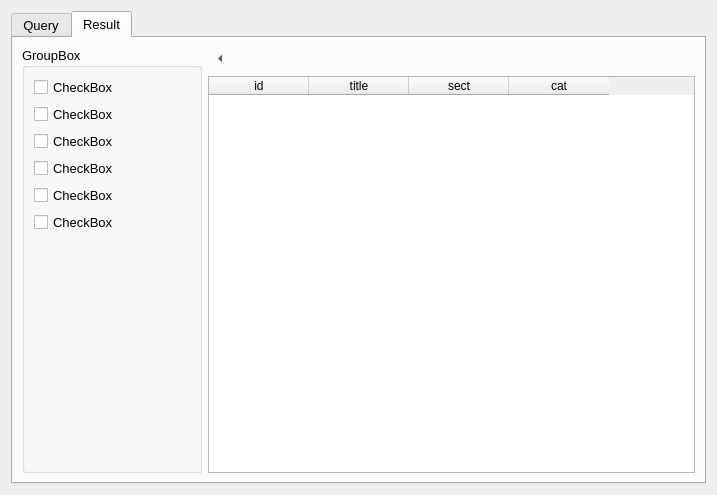
Old version of the form librarian/search.ui in the repository Skyrim78/Librarian.
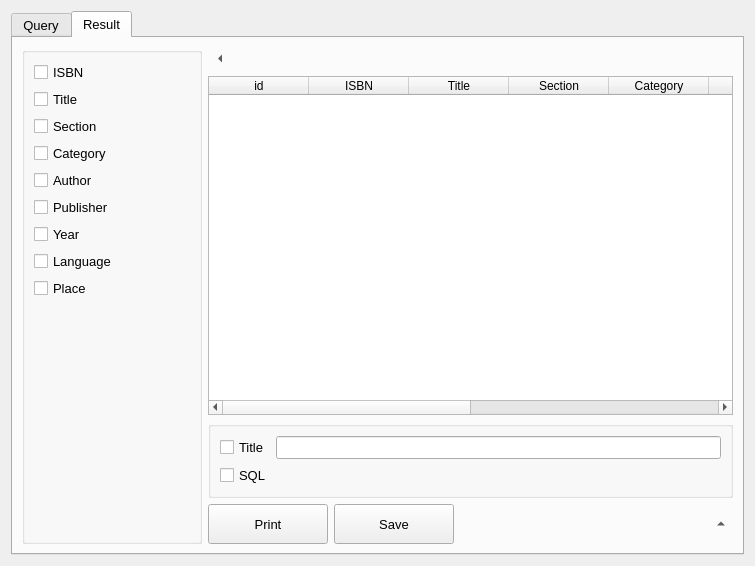
New version of the form. The open tabs and pages were chosen to show the change.

Commit message:
closed search
Закончена разработка конструктора запросов, реализована печать,
сохранение не готово

The edit to the form file:
```diff
--- a/librarian/search.ui
+++ b/librarian/search.ui
@@ -6,8 +6,8 @@
    <rect>
     <x>0</x>
     <y>0</y>
-    <width>717</width>
-    <height>495</height>
+    <width>755</width>
+    <height>566</height>
    </rect>
   </property>
   <property name="font">
@@ -16,9 +16,9 @@
    </font>
   </property>
   <property name="windowTitle">
-   <string>Dialog</string>
+   <string>Search</string>
   </property>
-  <layout class="QGridLayout" name="gridLayout_3">
+  <layout class="QGridLayout" name="gridLayout_2">
    <item row="0" column="0">
     <widget class="QTabWidget" name="tabWidget">
      <property name="currentIndex">
@@ -28,8 +28,8 @@
       <attribute name="title">
        <string>Query</string>
       </attribute>
-      <layout class="QGridLayout" name="gridLayout_2">
-       <item row="0" column="0">
+      <layout class="QHBoxLayout" name="horizontalLayout_8">
+       <item>
         <widget class="QListWidget" name="listWidget_tables">
          <property name="maximumSize">
           <size>
@@ -119,7 +119,7 @@
          </item>
         </widget>
        </item>
-       <item row="0" column="1">
+       <item>
         <layout class="QVBoxLayout" name="verticalLayout_2">
          <item>
           <widget class="QGroupBox" name="groupBox_search">
@@ -198,7 +198,7 @@
                </layout>
               </item>
               <item>
-               <layout class="QHBoxLayout" name="horizontalLayout_2">
+               <layout class="QHBoxLayout" name="horizontalLayout_7">
                 <item>
                  <widget class="QRadioButton" name="radioButton_and">
                   <property name="text">
@@ -233,14 +233,14 @@
                  <widget class="QPushButton" name="pushButton_add">
                   <property name="minimumSize">
                    <size>
-                    <width>120</width>
-                    <height>40</height>
+                    <width>80</width>
+                    <height>30</height>
                    </size>
                   </property>
                   <property name="maximumSize">
                    <size>
-                    <width>120</width>
-                    <height>40</height>
+                    <width>80</width>
+                    <height>30</height>
                    </size>
                   </property>
                   <property name="text">
@@ -249,24 +249,113 @@
                  </widget>
                 </item>
                 <item>
-                 <widget class="QPushButton" name="pushButton_del">
+                 <spacer name="horizontalSpacer_7">
+                  <property name="orientation">
+                   <enum>Qt::Horizontal</enum>
+                  </property>
+                  <property name="sizeHint" stdset="0">
+                   <size>
+                    <width>40</width>
+                    <height>20</height>
+                   </size>
+                  </property>
+                 </spacer>
+                </item>
+               </layout>
+              </item>
+              <item>
+               <widget class="QTableWidget" name="tableWidget_pre_items">
+                <property name="editTriggers">
+                 <set>QAbstractItemView::NoEditTriggers</set>
+                </property>
+                <property name="alternatingRowColors">
+                 <bool>true</bool>
+                </property>
+                <attribute name="horizontalHeaderVisible">
+                 <bool>false</bool>
+                </attribute>
+                <attribute name="horizontalHeaderStretchLastSection">
+                 <bool>true</bool>
+                </attribute>
+                <attribute name="verticalHeaderVisible">
+                 <bool>false</bool>
+                </attribute>
+                <attribute name="verticalHeaderDefaultSectionSize">
+                 <number>23</number>
+                </attribute>
+                <column>
+                 <property name="text">
+                  <string>items</string>
+                 </property>
+                </column>
+               </widget>
+              </item>
+              <item>
+               <layout class="QHBoxLayout" name="horizontalLayout_2">
+                <item>
+                 <spacer name="horizontalSpacer_5">
+                  <property name="orientation">
+                   <enum>Qt::Horizontal</enum>
+                  </property>
+                  <property name="sizeHint" stdset="0">
+                   <size>
+                    <width>40</width>
+                    <height>20</height>
+                   </size>
+                  </property>
+                 </spacer>
+                </item>
+                <item>
+                 <widget class="QPushButton" name="pushButton_ok">
                   <property name="minimumSize">
                    <size>
-                    <width>120</width>
-                    <height>40</height>
+                    <width>80</width>
+                    <height>30</height>
                    </size>
                   </property>
                   <property name="maximumSize">
                    <size>
-                    <width>120</width>
-                    <height>40</height>
+                    <width>80</width>
+                    <height>30</height>
                    </size>
                   </property>
                   <property name="text">
-                   <string>del</string>
+                   <string>OK</string>
                   </property>
                  </widget>
                 </item>
+                <item>
+                 <widget class="QPushButton" name="pushButton_cancel">
+                  <property name="minimumSize">
+                   <size>
+                    <width>80</width>
+                    <height>30</height>
+                   </size>
+                  </property>
+                  <property name="maximumSize">
+                   <size>
+                    <width>80</width>
+                    <height>30</height>
+                   </size>
+                  </property>
+                  <property name="text">
+                   <string>Cancel</string>
+                  </property>
+                 </widget>
+                </item>
+                <item>
+                 <spacer name="horizontalSpacer_6">
+                  <property name="orientation">
+                   <enum>Qt::Horizontal</enum>
+                  </property>
+                  <property name="sizeHint" stdset="0">
+                   <size>
+                    <width>40</width>
+                    <height>20</height>
+                   </size>
+                  </property>
+                 </spacer>
+                </item>
                </layout>
               </item>
              </layout>
@@ -385,7 +474,7 @@
       </attribute>
       <layout class="QGridLayout" name="gridLayout_5">
        <item row="0" column="0">
-        <layout class="QHBoxLayout" name="horizontalLayout_6">
+        <layout class="QHBoxLayout" name="horizontalLayout_10">
          <item>
           <widget class="QGroupBox" name="groupBox_column">
            <property name="minimumSize">
@@ -401,50 +490,71 @@
             </size>
            </property>
            <property name="title">
-            <string>GroupBox</string>
+            <string/>
            </property>
            <layout class="QGridLayout" name="gridLayout_4">
             <item row="0" column="0">
              <layout class="QVBoxLayout" name="verticalLayout_3">
               <item>
-               <widget class="QCheckBox" name="checkBox_2">
+               <widget class="QCheckBox" name="checkBox_isbn">
                 <property name="text">
-                 <string>CheckBox</string>
+                 <string>ISBN</string>
                 </property>
                </widget>
               </item>
               <item>
-               <widget class="QCheckBox" name="checkBox_3">
+               <widget class="QCheckBox" name="checkBox_title">
                 <property name="text">
-                 <string>CheckBox</string>
+                 <string>Title</string>
                 </property>
                </widget>
               </item>
               <item>
-               <widget class="QCheckBox" name="checkBox_4">
+               <widget class="QCheckBox" name="checkBox_sect">
                 <property name="text">
-                 <string>CheckBox</string>
+                 <string>Section</string>
                 </property>
                </widget>
               </item>
               <item>
-               <widget class="QCheckBox" name="checkBox_5">
+               <widget class="QCheckBox" name="checkBox_cat">
                 <property name="text">
-                 <string>CheckBox</string>
+                 <string>Category</string>
                 </property>
                </widget>
               </item>
               <item>
-               <widget class="QCheckBox" name="checkBox_6">
+               <widget class="QCheckBox" name="checkBox_auth">
                 <property name="text">
-                 <string>CheckBox</string>
+                 <string>Author</string>
                 </property>
                </widget>
               </item>
               <item>
-               <widget class="QCheckBox" name="checkBox_7">
+               <widget class="QCheckBox" name="checkBox_pub">
                 <property name="text">
-                 <string>CheckBox</string>
+                 <string>Publisher</string>
+                </property>
+               </widget>
+              </item>
+              <item>
+               <widget class="QCheckBox" name="checkBox_year">
+                <property name="text">
+                 <string>Year</string>
+                </property>
+               </widget>
+              </item>
+              <item>
+               <widget class="QCheckBox" name="checkBox_lang">
+                <property name="text">
+                 <string>Language</string>
+                </property>
+               </widget>
+              </item>
+              <item>
+               <widget class="QCheckBox" name="checkBox_place">
+                <property name="text">
+                 <string>Place</string>
                 </property>
                </widget>
               </item>
@@ -467,7 +577,7 @@
           </widget>
          </item>
          <item>
-          <layout class="QVBoxLayout" name="verticalLayout_4">
+          <layout class="QVBoxLayout" name="verticalLayout_5">
            <item>
             <layout class="QHBoxLayout" name="horizontalLayout_5">
              <item>
@@ -475,6 +585,9 @@
                <property name="text">
                 <string>...</string>
                </property>
+               <property name="checkable">
+                <bool>true</bool>
+               </property>
                <property name="autoRaise">
                 <bool>true</bool>
                </property>
@@ -507,21 +620,156 @@
              </column>
              <column>
               <property name="text">
-               <string>title</string>
+               <string>ISBN</string>
               </property>
              </column>
              <column>
               <property name="text">
-               <string>sect</string>
+               <string>Title</string>
               </property>
              </column>
              <column>
               <property name="text">
-               <string>cat</string>
+               <string>Section</string>
               </property>
              </column>
+             <column>
+              <property name="text">
+               <string>Category</string>
+              </property>
+             </column>
+             <column>
+              <property name="text">
+               <string>Author</string>
+              </property>
+             </column>
+             <column>
+              <property name="text">
+               <string>Publisher</string>
+              </property>
+             </column>
+             <column>
+              <property name="text">
+               <string>Year</string>
+              </property>
+             </column>
+             <column>
+              <property name="text">
+               <string>Language</string>
+              </property>
+             </column>
+             <column>
+              <property name="text">
+               <string>Place</string>
+              </property>
+             </column>
             </widget>
            </item>
+           <item>
+            <widget class="QGroupBox" name="groupBox_result_title">
+             <property name="title">
+              <string/>
+             </property>
+             <layout class="QGridLayout" name="gridLayout_3">
+              <item row="0" column="0">
+               <layout class="QVBoxLayout" name="verticalLayout_4">
+                <item>
+                 <layout class="QHBoxLayout" name="horizontalLayout_9">
+                  <item>
+                   <widget class="QCheckBox" name="checkBox_res_title">
+                    <property name="text">
+                     <string>Title</string>
+                    </property>
+                   </widget>
+                  </item>
+                  <item>
+                   <widget class="QLineEdit" name="lineEdit_res_title"/>
+                  </item>
+                 </layout>
+                </item>
+                <item>
+                 <widget class="QCheckBox" name="checkBox_res_sql">
+                  <property name="text">
+                   <string>SQL</string>
+                  </property>
+                 </widget>
+                </item>
+               </layout>
+              </item>
+             </layout>
+            </widget>
+           </item>
+           <item>
+            <layout class="QHBoxLayout" name="horizontalLayout_6">
+             <item>
+              <widget class="QPushButton" name="pushButton_print">
+               <property name="minimumSize">
+                <size>
+                 <width>120</width>
+                 <height>40</height>
+                </size>
+               </property>
+               <property name="maximumSize">
+                <size>
+                 <width>120</width>
+                 <height>40</height>
+                </size>
+               </property>
+               <property name="text">
+                <string>Print</string>
+               </property>
+              </widget>
+             </item>
+             <item>
+              <widget class="QPushButton" name="pushButton_save">
+               <property name="minimumSize">
+                <size>
+                 <width>120</width>
+                 <height>40</height>
+                </size>
+               </property>
+               <property name="maximumSize">
+                <size>
+                 <width>120</width>
+                 <height>40</height>
+                </size>
+               </property>
+               <property name="text">
+                <string>Save</string>
+               </property>
+              </widget>
+             </item>
+             <item>
+              <spacer name="horizontalSpacer_8">
+               <property name="orientation">
+                <enum>Qt::Horizontal</enum>
+               </property>
+               <property name="sizeHint" stdset="0">
+                <size>
+                 <width>40</width>
+                 <height>20</height>
+                </size>
+               </property>
+              </spacer>
+             </item>
+             <item>
+              <widget class="QToolButton" name="toolButton_result">
+               <property name="text">
+                <string>...</string>
+               </property>
+               <property name="checkable">
+                <bool>true</bool>
+               </property>
+               <property name="autoRaise">
+                <bool>true</bool>
+               </property>
+               <property name="arrowType">
+                <enum>Qt::UpArrow</enum>
+               </property>
+              </widget>
+             </item>
+            </layout>
+           </item>
           </layout>
          </item>
         </layout>
```
The commit also changes 6 other files.
